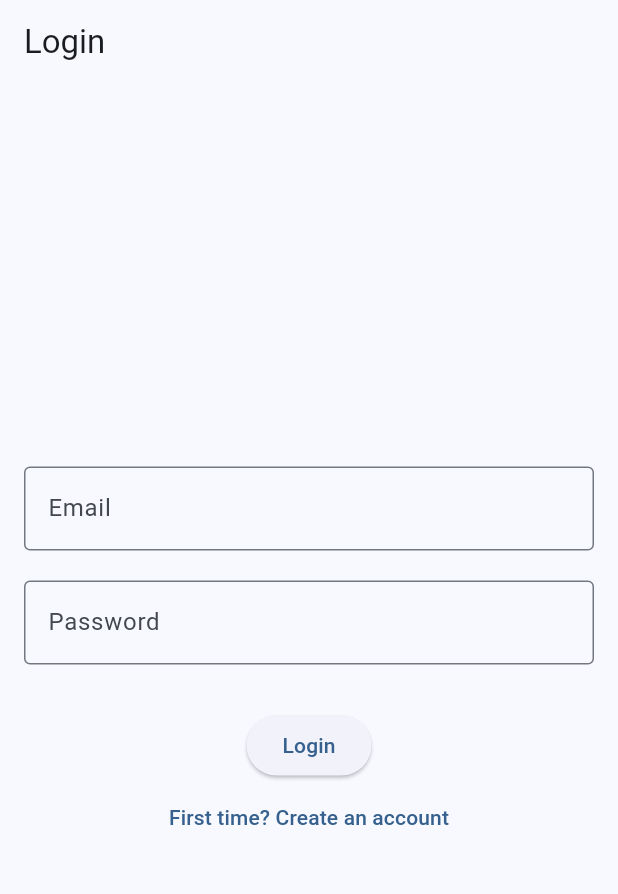
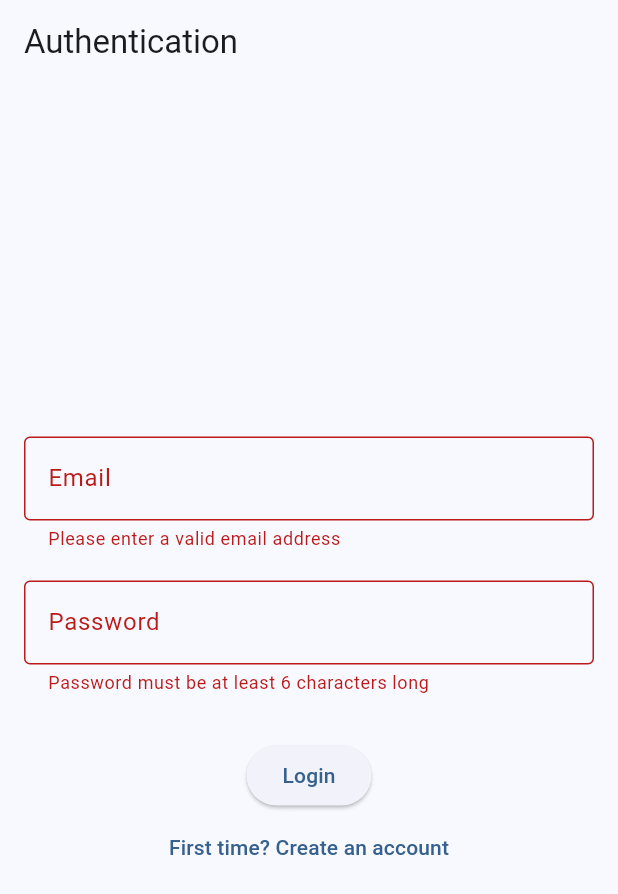
Before and after one commit to khattam/RoseDine, a Flutter app: the screen it shows after launch, after a tap on "Login", on a phone screen of 412 x 824 dp. Shown: the top 894 px of the screen. Run offline on Flutter 3.47's test engine with Material 3 defaults, Android fonts, the phone set to English and light mode, and no system bars; our stand-ins replace email_validator, flutter_riverpod, shared_preferences.

Commit message:
Fixed Auth.dart.

```diff
--- a/RoseDine/flutter/lib/Auth.dart
+++ b/RoseDine/flutter/lib/Auth.dart
@@ -1,6 +1,8 @@
 import 'package:flutter/material.dart';
 import 'package:http/http.dart' as http;
 import 'dart:convert';
+import 'package:email_validator/email_validator.dart';
+import 'package:shared_preferences/shared_preferences.dart';
 import 'ScheduleScreen.dart';
 import 'OnboardingScreen.dart';
 
@@ -17,7 +19,9 @@ class _AuthScreenState extends State<AuthScreen> {
   final _passwordController = TextEditingController();
   final String backendUrl = 'http://localhost:8081/api/users';
 
-  Future<void> _login() async {
+  bool _isLogin = true;
+
+  Future<void> _submitForm() async {
     final email = _emailController.text;
     final password = _passwordController.text;
 
@@ -29,17 +33,41 @@ class _AuthScreenState extends State<AuthScreen> {
     );
 
     if (response.statusCode == 200) {
+      final userId = response.body;
+      await _saveUserId(userId);
       ScaffoldMessenger.of(context).showSnackBar(SnackBar(content: Text('Login successful')));
       Navigator.pushReplacement(context, MaterialPageRoute(builder: (context) => ScheduleScreen()));
     } else {
-      ScaffoldMessenger.of(context).showSnackBar(SnackBar(content: Text('Login failed: ${response.body}')));
+      ScaffoldMessenger.of(context).showSnackBar(SnackBar(content: Text('Failed to log in: ${response.body}')));
     }
+  }
+
+  Future<void> _saveUserId(String userId) async {
+    final prefs = await SharedPreferences.getInstance();
+    await prefs.setString('userId', userId);
+  }
+
+  String? _emailValidator(String? email) {
+    if (email == null || !EmailValidator.validate(email)) {
+      return 'Please enter a valid email address';
+    }
+    if (!email.endsWith('@rose-hulman.edu')) {
+      return 'Invalid domain, use a @rose-hulman.edu email';
+    }
+    return null;
+  }
+
+  String? _passwordValidator(String? password) {
+    if (password == null || password.length < 6) {
+      return 'Password must be at least 6 characters long';
+    }
+    return null;
   }
 
   @override
   Widget build(BuildContext context) {
     return Scaffold(
-      appBar: AppBar(title: const Text('Login')),
+      appBar: AppBar(title: const Text('Authentication')),
       body: Padding(
         padding: const EdgeInsets.all(16.0),
         child: Form(
@@ -50,26 +78,28 @@ class _AuthScreenState extends State<AuthScreen> {
               TextFormField(
                 controller: _emailController,
                 decoration: const InputDecoration(labelText: 'Email', border: OutlineInputBorder()),
+                validator: _emailValidator,
                 keyboardType: TextInputType.emailAddress,
               ),
               const SizedBox(height: 20),
               TextFormField(
                 controller: _passwordController,
                 decoration: const InputDecoration(labelText: 'Password', border: OutlineInputBorder()),
+                validator: _passwordValidator,
                 obscureText: true,
               ),
               const SizedBox(height: 30),
               ElevatedButton(
                 onPressed: () {
                   if (_formKey.currentState!.validate()) {
-                    _login();
+                    _submitForm();
                   }
                 },
                 child: const Text('Login'),
               ),
               TextButton(
                 onPressed: () {
-                  Navigator.push(context, MaterialPageRoute(builder: (context) => OnboardingScreen()));  // Navigate to onboarding
+                  Navigator.push(context, MaterialPageRoute(builder: (context) => OnboardingScreen()));
                 },
                 child: const Text('First time? Create an account'),
               ),
```
